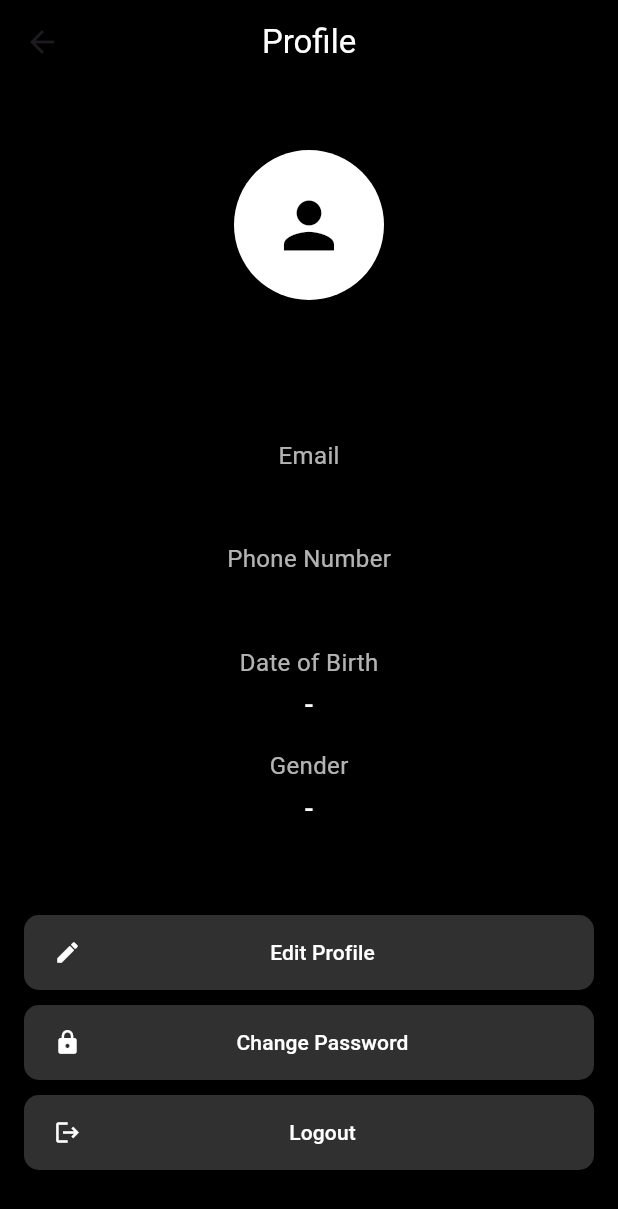
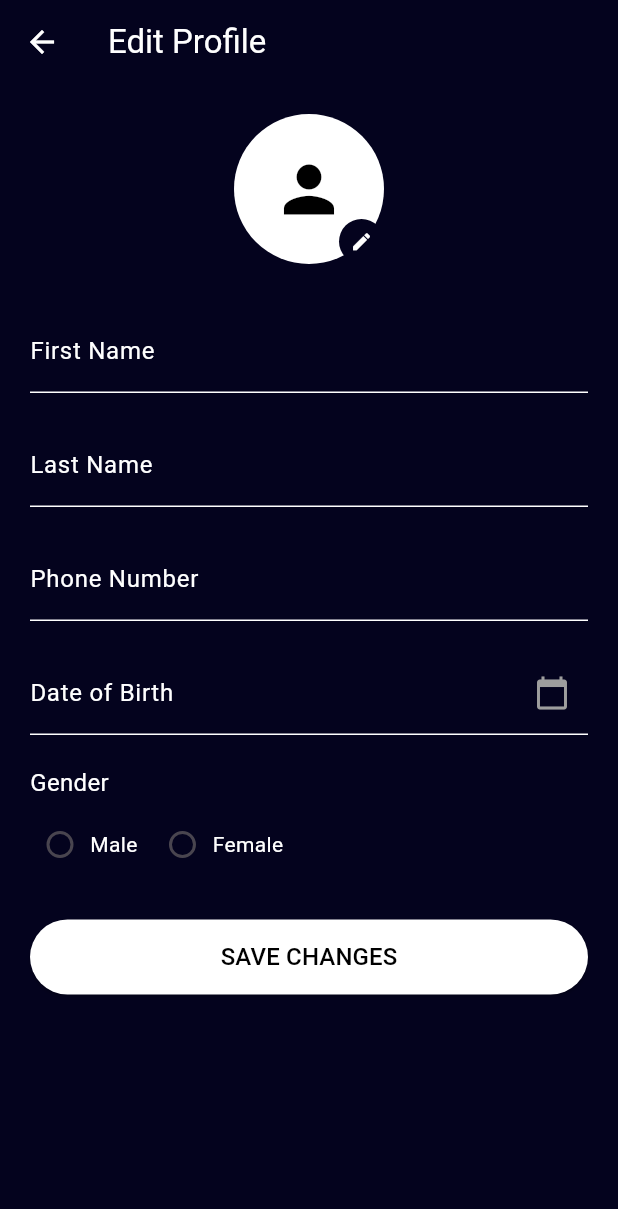
Before and after one commit to FrienDotJava/AtmaCinema, a Flutter app: the ProfilePage screen opened directly, after a tap on "Edit Profile", on a phone screen of 412 x 824 dp. Shown: the top 1209 px of the screen. Run offline on Flutter 3.47's test engine with Material 3 defaults, Android fonts, the phone set to English and light mode, and no system bars; our stand-ins replace animated_text_kit, shared_preferences; accounts and stored records are empty.

Commit message:
Halaman profile, Halaman edit data, Route logout, Halaman movie, Data movie
Ubah halaman profile, tambah halaman edit data, tambah route logout, edit halaman movie, edit data movie dan pubspec

```diff
--- /dev/null
+++ b/lib/edit_profile.dart
@@ -0,0 +1,235 @@
+import 'package:flutter/material.dart';
+import 'package:intl/intl.dart';
+import 'package:shared_preferences/shared_preferences.dart';
+
+enum Gender { man, female }
+
+class EditProfile extends StatefulWidget {
+  const EditProfile({super.key});
+
+  @override
+  State<EditProfile> createState() => _EditProfileState();
+}
+
+class _EditProfileState extends State<EditProfile> {
+  bool isPasswordVisible = false;
+  late Size mediaSize;
+  TextEditingController nameController = TextEditingController();
+  TextEditingController lastNameController = TextEditingController();
+  TextEditingController phoneController = TextEditingController();
+  TextEditingController dobController = TextEditingController();
+  Gender? _selectedGender;
+
+  @override
+  Widget build(BuildContext context) {
+    mediaSize = MediaQuery.of(context).size;
+
+    return Container(
+      decoration: const BoxDecoration(
+        color: Color(0xFF04031E),
+      ),
+      child: Scaffold(
+        backgroundColor: Colors.transparent,
+        appBar: AppBar(
+          backgroundColor: const Color(0xFF04031E),
+          elevation: 0,
+          title: const Text(
+            'Edit Profile',
+            style: TextStyle(color: Colors.white),
+          ),
+          leading: IconButton(
+            icon: const Icon(Icons.arrow_back, color: Colors.white),
+            onPressed: () {
+              Navigator.pop(context);
+            },
+          ),
+        ),
+        body: SingleChildScrollView(
+          child: Center(
+            child: Padding(
+              padding: const EdgeInsets.symmetric(horizontal: 20.0),
+              child: Column(
+                children: [
+                  const SizedBox(height: 20),
+                  _buildProfilePicture(),
+                  const SizedBox(height: 30),
+                  _buildInputField("First Name", nameController),
+                  const SizedBox(height: 20),
+                  _buildInputField("Last Name", lastNameController),
+                  const SizedBox(height: 20),
+                  _buildInputField("Phone Number", phoneController,
+                      isPhone: true),
+                  const SizedBox(height: 20),
+                  _buildDobField(dobController),
+                  const SizedBox(height: 20),
+                  _buildGenderField(),
+                  const SizedBox(height: 30),
+                  _buildRegisterButton(),
+                ],
+              ),
+            ),
+          ),
+        ),
+      ),
+    );
+  }
+
+  Widget _buildProfilePicture() {
+    return Stack(
+      children: [
+        CircleAvatar(
+          radius: 50,
+          backgroundColor: Colors.white,
+          child: const Icon(Icons.person, size: 50, color: Colors.black),
+        ),
+        Positioned(
+          right: 0,
+          bottom: 0,
+          child: CircleAvatar(
+            radius: 15,
+            backgroundColor: const Color(0xFF04031E),
+            child: const Icon(Icons.edit, size: 15, color: Colors.white),
+          ),
+        ),
+      ],
+    );
+  }
+
+  Widget _buildInputField(String label, TextEditingController controller,
+      {bool isPhone = false}) {
+    return TextField(
+      controller: controller,
+      style: const TextStyle(color: Colors.white),
+      keyboardType: isPhone ? TextInputType.phone : TextInputType.text,
+      decoration: InputDecoration(
+        labelText: label,
+        labelStyle: const TextStyle(color: Colors.white),
+        enabledBorder: const UnderlineInputBorder(
+          borderSide: BorderSide(color: Colors.white),
+        ),
+        focusedBorder: const UnderlineInputBorder(
+          borderSide: BorderSide(color: Colors.white),
+        ),
+      ),
+    );
+  }
+
+  Widget _buildDobField(TextEditingController controller) {
+    return TextField(
+      controller: controller,
+      style: const TextStyle(color: Colors.white),
+      readOnly: true,
+      decoration: InputDecoration(
+        labelText: "Date of Birth",
+        labelStyle: const TextStyle(color: Colors.white),
+        suffixIcon: IconButton(
+          icon: const Icon(Icons.calendar_today, color: Colors.grey),
+          onPressed: () {
+            _selectDate(context, controller);
+          },
+        ),
+        enabledBorder: const UnderlineInputBorder(
+          borderSide: BorderSide(color: Colors.white),
+        ),
+        focusedBorder: const UnderlineInputBorder(
+          borderSide: BorderSide(color: Colors.white),
+        ),
+      ),
+    );
+  }
+
+  Future<void> _selectDate(
+      BuildContext context, TextEditingController controller) async {
+    DateTime? pickedDate = await showDatePicker(
+      context: context,
+      initialDate: DateTime.now(),
+      firstDate: DateTime(1900),
+      lastDate: DateTime(2100),
+    );
+    if (pickedDate != null) {
+      String formattedDate = DateFormat('dd/MM/yyyy').format(pickedDate);
+      setState(() {
+        controller.text = formattedDate;
+      });
+    }
+  }
+
+  Widget _buildGenderField() {
+    return Column(
+      crossAxisAlignment: CrossAxisAlignment.start,
+      children: [
+        const Text("Gender",
+            style: TextStyle(color: Colors.white, fontSize: 16)),
+        const SizedBox(height: 10),
+        Row(
+          children: [
+            Row(
+              children: [
+                Radio<Gender>(
+                  value: Gender.man,
+                  groupValue: _selectedGender,
+                  onChanged: (Gender? value) {
+                    setState(() {
+                      _selectedGender = value;
+                    });
+                  },
+                  activeColor: Colors.white,
+                  materialTapTargetSize: MaterialTapTargetSize.shrinkWrap,
+                ),
+                const Text("Male", style: TextStyle(color: Colors.white)),
+              ],
+            ),
+            const SizedBox(width: 10),
+            Row(
+              children: [
+                Radio<Gender>(
+                  value: Gender.female,
+                  groupValue: _selectedGender,
+                  onChanged: (Gender? value) {
+                    setState(() {
+                      _selectedGender = value;
+                    });
+                  },
+                  activeColor: Colors.white,
+                  materialTapTargetSize: MaterialTapTargetSize.shrinkWrap,
+                ),
+                const Text("Female", style: TextStyle(color: Colors.white)),
+              ],
+            ),
+          ],
+        ),
+      ],
+    );
+  }
+
+  Widget _buildRegisterButton() {
+    return ElevatedButton(
+      onPressed: () async {
+        await _saveUserData();
+        Navigator.pop(context);
+      },
+      style: ElevatedButton.styleFrom(
+        shape: const StadiumBorder(),
+        backgroundColor: Colors.white,
+        minimumSize: const Size.fromHeight(50),
+      ),
+      child: const Text(
+        "SAVE CHANGES",
+        style: TextStyle(
+          color: Colors.black,
+          fontSize: 16,
+        ),
+      ),
+    );
+  }
+
+  Future<void> _saveUserData() async {
+    SharedPreferences prefs = await SharedPreferences.getInstance();
+    await prefs.setString('first_name', nameController.text);
+    await prefs.setString('last_name', lastNameController.text);
+    await prefs.setString('phone_number', phoneController.text);
+    await prefs.setString('dob', dobController.text);
+    await prefs.setString(
+        'gender', _selectedGender == Gender.man ? 'Male' : 'Female');
+  }
+}
--- a/lib/profile.dart
+++ b/lib/profile.dart
@@ -1,5 +1,7 @@
 import 'package:flutter/material.dart';
 import 'package:shared_preferences/shared_preferences.dart';
+import 'package:tubes/edit_profile.dart';
+import 'package:tubes/login.dart';
 
 class ProfilePage extends StatefulWidget {
   const ProfilePage({super.key});
@@ -35,9 +37,9 @@ class _ProfilePageState extends State<ProfilePage> {
   @override
   Widget build(BuildContext context) {
     return Scaffold(
-      backgroundColor: Colors.black,
+      backgroundColor: const Color(0xFF04031E),
       appBar: AppBar(
-        backgroundColor: Colors.black,
+        backgroundColor: const Color(0xFF04031E),
         elevation: 0,
         title: const Text('Profile', style: TextStyle(color: Colors.white)),
         centerTitle: true,
@@ -69,7 +71,7 @@ class _ProfilePageState extends State<ProfilePage> {
               const SizedBox(height: 10),
               _buildProfileDetails(),
               const SizedBox(height: 30),
-              _buildActionButtons(),
+              _buildActionButtons(context),
             ],
           ),
         ),
@@ -118,21 +120,53 @@ class _ProfilePageState extends State<ProfilePage> {
     );
   }
 
-  Widget _buildActionButtons() {
+  Widget _buildActionButtons(BuildContext context) {
     return Column(
       children: [
-        _buildProfileButton(Icons.edit, 'Edit Profile', Colors.grey[850]),
+        _buildProfileButton(
+          icon: Icons.edit,
+          label: 'Edit Profile',
+          color: Colors.grey[850],
+          onPressed: () {
+            Navigator.push(
+              context,
+              MaterialPageRoute(builder: (context) => EditProfile()),
+            );
+          },
+        ),
         const SizedBox(height: 10),
-        _buildProfileButton(Icons.lock, 'Change Password', Colors.grey[850]),
+        _buildProfileButton(
+          icon: Icons.lock,
+          label: 'Change Password',
+          color: Colors.grey[850],
+          onPressed: () {
+            // Nanti tambah route ke page lain disini :D
+          },
+        ),
         const SizedBox(height: 10),
-        _buildProfileButton(Icons.logout, 'Logout', Colors.grey[850]),
+        _buildProfileButton(
+          icon: Icons.logout,
+          label: 'Logout',
+          color: Colors.grey[850],
+          onPressed: () {
+            Navigator.push(
+              context,
+              MaterialPageRoute(builder: (context) => LoginPage()),
+            );
+          },
+        ),
       ],
     );
   }
 
-  Widget _buildProfileButton(IconData icon, String label, Color? color) {
+  Widget _buildProfileButton({
+    required IconData icon,
+    required String label,
+    required Color? color,
+    required VoidCallback onPressed,
+  }) {
     return ElevatedButton(
-      onPressed: () {},
+      onPressed: onPressed,
       style: ElevatedButton.styleFrom(
         backgroundColor: color,
         shape: RoundedRectangleBorder(
```
Also changed, not shown: lib/movie.dart (+12 -42 lines), lib/movie_list.dart (+162 -32 lines), images/img_poster/age_of_ultron.jpg (added), images/img_poster/avengers.jpg (added), images/img_poster/endgame.jpg (added), 1 other file.
